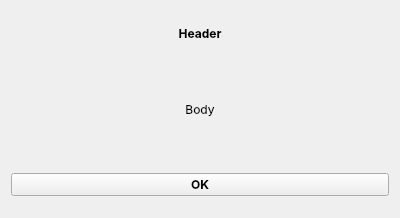
Quill-OS/quill, file generaldialog.ui: the form before one commit.
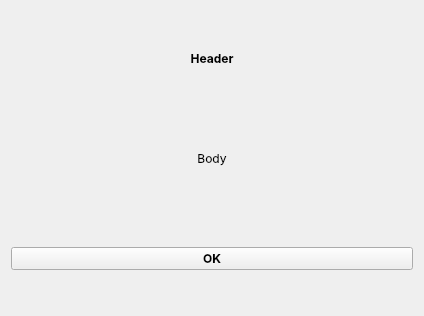
The form after the commit. The open tabs and pages were chosen to show the change.

What changed in the file:
```diff
--- a/generaldialog.ui
+++ b/generaldialog.ui
@@ -6,8 +6,8 @@
    <rect>
     <x>0</x>
     <y>0</y>
-    <width>400</width>
-    <height>218</height>
+    <width>424</width>
+    <height>316</height>
    </rect>
   </property>
   <property name="sizePolicy">
```
Left out of the diff: 2 changed lines with no effect on the pictures.
